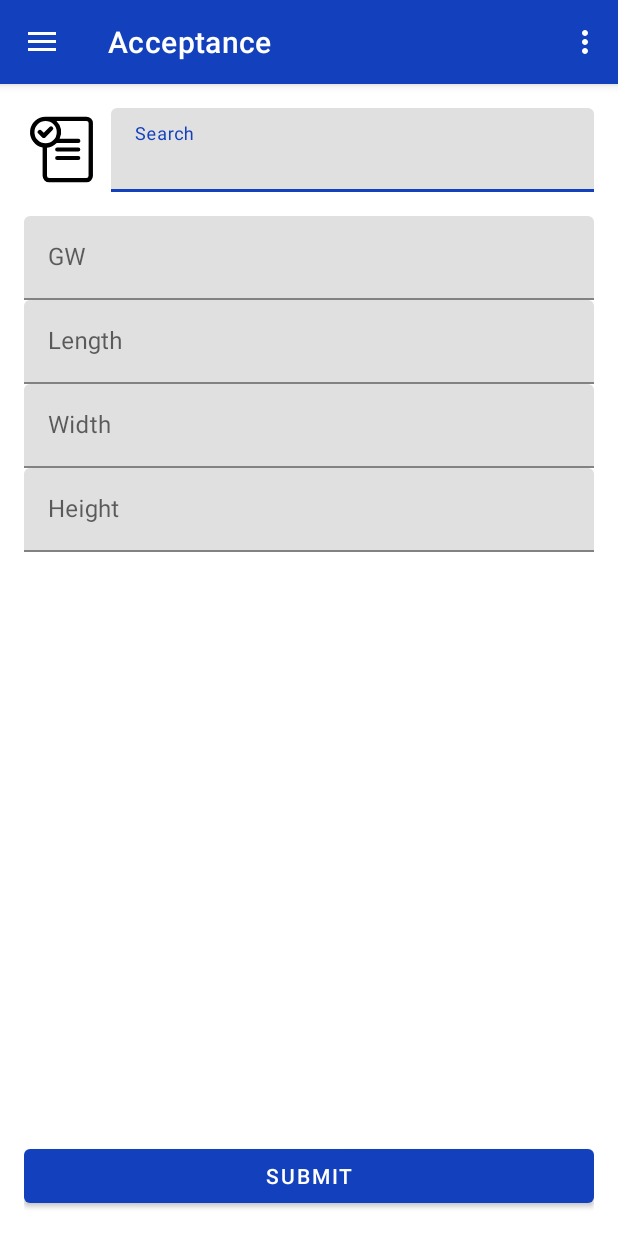
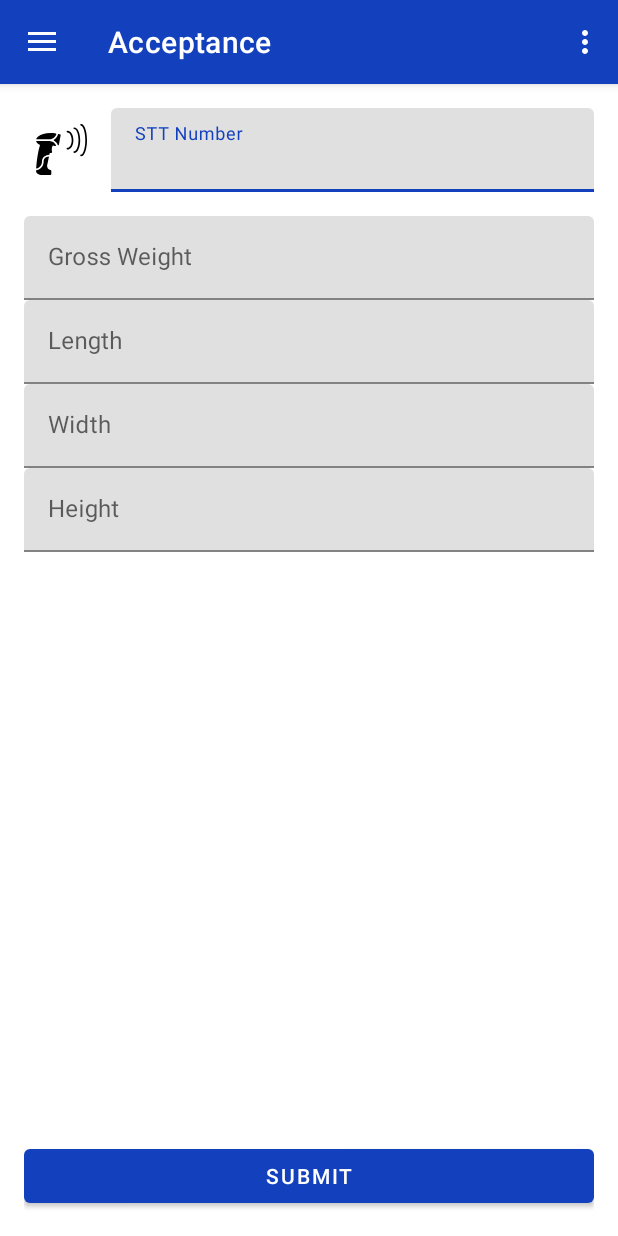
Before and after one commit to nandanghermawan21/Lionel_Operational, an Android app: the MainActivity screen opened directly, with no data from a screen before it, on a phone screen of 412 x 824 dp. Run offline under Robolectric (Android 15) with nearby library versions, the phone set to English and light mode, and no system bars; our stand-ins replace navigation-ui.

Commit message:
update resource

```diff
--- /dev/null
+++ b/app/src/main/res/drawable/ic_icon_scanner.xml
@@ -0,0 +1,27 @@
+<vector xmlns:android="http://schemas.android.com/apk/res/android"
+    android:width="800dp"
+    android:height="800dp"
+    android:viewportWidth="512"
+    android:viewportHeight="512">
+  <path
+      android:pathData="M240.93,102.64c-5.04,-1.2 -10.01,-2.3 -14.9,-3.3c-2.44,-0.5 -4.57,1.15 -5.02,3.59c-3.8,20.65 -19.96,42.44 -42.03,55.56c-2.77,1.65 -2.67,5.67 0.12,7.27c18.89,10.87 33.53,26.67 39.3,44.01c0.57,1.75 2.43,3.56 4.27,3.56h2.41c3.25,-0.81 4.58,-3.71 5.18,-7.01l17.07,-93.87C248.13,108.03 245.3,103.68 240.93,102.64z"
+      android:fillColor="#000000"/>
+  <path
+      android:pathData="M200.44,94.89c-84.64,-12.24 -145.18,5.09 -175.46,27.86c-9.97,7.48 -18.13,15.91 -22.54,24.67c-1.42,2.83 0.72,6.18 3.89,6.18h130.2c34.48,0 62.95,-30.24 67.54,-53.45C204.56,97.68 202.93,95.26 200.44,94.89z"
+      android:fillColor="#000000"/>
+  <path
+      android:pathData="M452.27,0c-4.71,0 -8.53,3.81 -8.53,8.53s3.82,8.53 8.53,8.53c17.82,0 42.67,55.19 42.67,145.07S470.08,307.2 452.27,307.2c-4.71,0 -8.53,3.81 -8.53,8.53s3.82,8.53 8.53,8.53c38.8,0 59.73,-83.53 59.73,-162.13S491.07,0 452.27,0z"
+      android:fillColor="#000000"/>
+  <path
+      android:pathData="M384,34.13c-4.71,0 -8.53,3.81 -8.53,8.53S379.29,51.2 384,51.2c20.18,0 42.67,45.56 42.67,110.93S404.18,273.07 384,273.07c-4.71,0 -8.53,3.81 -8.53,8.53c0,4.72 3.82,8.53 8.53,8.53c34.06,0 59.73,-55.02 59.73,-128S418.06,34.13 384,34.13z"
+      android:fillColor="#000000"/>
+  <path
+      android:pathData="M315.73,68.27c-4.71,0 -8.53,3.81 -8.53,8.53s3.82,8.53 8.53,8.53c23.13,0 42.67,35.17 42.67,76.8c0,41.63 -19.54,76.8 -42.67,76.8c-4.71,0 -8.53,3.81 -8.53,8.53s3.82,8.53 8.53,8.53c33.49,0 59.73,-41.23 59.73,-93.87S349.23,68.27 315.73,68.27z"
+      android:fillColor="#000000"/>
+  <path
+      android:pathData="M145.18,460.8c-18.64,0.08 -33.87,-18.62 -34.24,-41.79l18.78,-87.66c0.64,-2.99 -1.95,-5.68 -4.97,-5.11c-20.57,3.87 -47.96,15.38 -47.96,49.23c0,57.3 -40.89,81.25 -73.57,89.77C1.4,465.71 0.01,467.29 0,469.18C-0.11,493.18 26.16,512 59.73,512h85.33c4.71,0 8.53,-3.82 8.53,-8.53v-34.13C153.6,464.66 149.85,460.78 145.18,460.8z"
+      android:fillColor="#000000"/>
+  <path
+      android:pathData="M200.7,213.89c-9.47,-20.98 -34.6,-43.22 -64.17,-43.22H5.92c-3.06,0 -5.16,3.12 -3.98,5.94c5.92,14.25 20.49,26.84 38.43,33.68C19.23,275.46 6.92,367.39 1.68,442.04c-0.21,3.02 2.77,5.17 5.62,4.18c25.22,-8.79 52.43,-28.87 52.43,-70.76c0,-44.48 37.41,-64 72.99,-67.91c2.17,-0.24 3.81,-2.01 3.81,-4.19V294.4c0,-2.36 1.91,-4.27 4.27,-4.27h12.8c2.8,0 5.42,-1.37 7.01,-3.68c1.6,-2.3 1.95,-5.23 0.98,-7.85c-3.49,-9.31 -7.85,-39.88 6.79,-62.08c1.22,-1.85 3.76,-2.35 5.68,-1.24l9.86,5.68c1.83,0.9 3.9,1.14 5.89,0.64l7.96,-1.99C200.28,218.98 201.77,216.24 200.7,213.89z"
+      android:fillColor="#000000"/>
+</vector>
--- a/app/src/main/res/layout/fragment_acceptance.xml
+++ b/app/src/main/res/layout/fragment_acceptance.xml
@@ -18,10 +18,11 @@
             android:id="@+id/imageViewSearchIcon"
             android:layout_width="50dp"
             android:layout_height="50dp"
-            android:src="@drawable/ic_menu_acceptance"
+            android:src="@drawable/ic_icon_scanner"
             android:layout_gravity="center_vertical"
             android:layout_marginEnd="8dp"
             android:background="@color/white"
+            android:padding="8dp"
             app:tint="@color/black" />
 
         <!-- Text Field -->
@@ -30,7 +31,7 @@
             android:layout_width="0dp"
             android:layout_weight="1"
             android:layout_height="wrap_content"
-            android:hint="Search"
+            android:hint="@string/SttNumber"
             app:hintEnabled="true"
             app:hintAnimationEnabled="true">
 
@@ -55,7 +56,7 @@
             android:id="@+id/textInputGW"
             android:layout_width="match_parent"
             android:layout_height="wrap_content"
-            android:hint="GW"
+            android:hint="@string/gross_weight"
             app:hintEnabled="true"
             app:hintAnimationEnabled="true">
 
@@ -71,7 +72,7 @@
             android:id="@+id/textInputLength"
             android:layout_width="match_parent"
             android:layout_height="wrap_content"
-            android:hint="Length"
+            android:hint="@string/length"
             app:hintEnabled="true"
             app:hintAnimationEnabled="true">
 
@@ -87,7 +88,7 @@
             android:id="@+id/textInputWidth"
             android:layout_width="match_parent"
             android:layout_height="wrap_content"
-            android:hint="Width"
+            android:hint="@string/width"
             app:hintEnabled="true"
             app:hintAnimationEnabled="true">
 
@@ -103,7 +104,7 @@
             android:id="@+id/textInputHeight"
             android:layout_width="match_parent"
             android:layout_height="wrap_content"
-            android:hint="Height"
+            android:hint="@string/height"
             app:hintEnabled="true"
             app:hintAnimationEnabled="true">
 
--- a/app/src/main/res/values/strings.xml
+++ b/app/src/main/res/values/strings.xml
@@ -12,4 +12,9 @@
     <string name="menu_create_console">Create Console</string>
     <string name="menu_create_way_bill">Create Way Bill</string>
     <string name="menu_create_stob">Create STOB</string>
+    <string name="gross_weight">Gross Weight</string>
+    <string name="SttNumber">STT Number</string>
+    <string name="length">Length</string>
+    <string name="width">Width</string>
+    <string name="height">Height</string>
 </resources>
```
